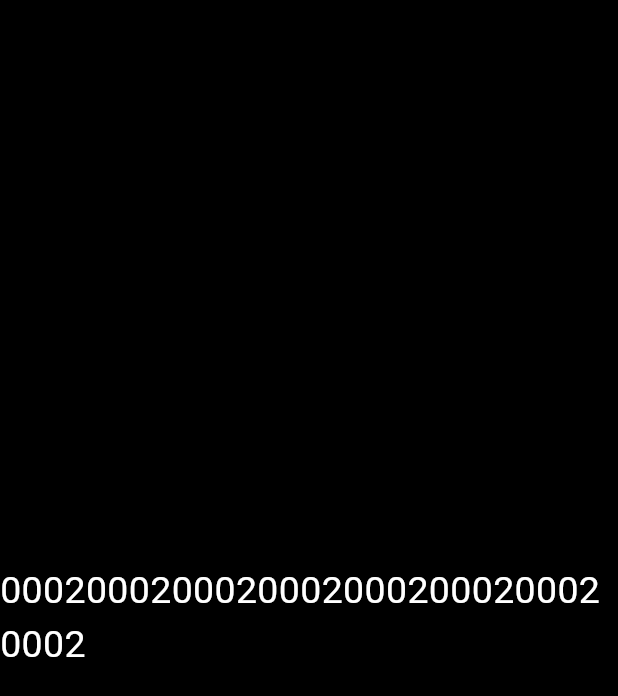
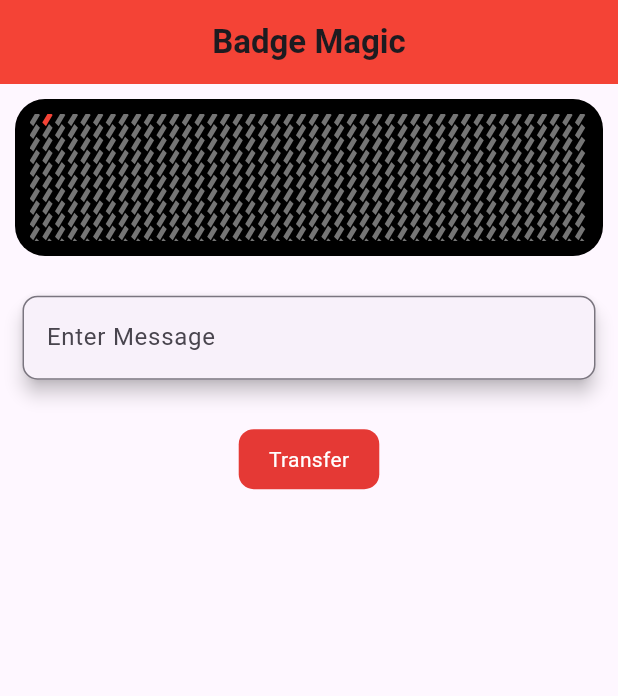
Before and after one commit to Jhalakupadhyay/LED_BADGE_TEST_FILE, a Flutter app: the screen it shows after launch, on a phone screen of 412 x 824 dp. Shown: the top 696 px of the screen. Run offline on Flutter 3.47's test engine with Material 3 defaults, Android fonts, the phone set to English and light mode, and no system bars; our stand-ins replace flutter_blue_plus; missing offline and left inert: utility.

Commit message:
Added a simple Ui to the app where the user can send message using the text field

```diff
--- a/lib/UI/TestScreen.dart
+++ b/lib/UI/TestScreen.dart
@@ -1,10 +1,14 @@
+import 'package:badgemagic/UI/cell.dart';
+import 'package:badgemagic/UI/virtualbadge.dart';
 import 'package:badgemagic/bluetooth/core/data/Mode.dart';
 import 'package:badgemagic/bluetooth/core/data/Speed.dart';
 import 'package:flutter/material.dart';
 import 'package:badgemagic/bluetooth/core/data/dataToSend.dart';
 import 'package:badgemagic/bluetooth/core/data/Messages.dart';
 import 'package:badgemagic/bluetooth/core/DataToByteArrayConverter.dart';
+import 'package:flutter/widgets.dart';
 import 'package:flutter_blue_plus/flutter_blue_plus.dart';
+import 'package:badgemagic/bluetooth/core/helper/bluetooth.dart';
 
 class TestScreen extends StatefulWidget {
   const TestScreen({super.key});
@@ -13,95 +17,81 @@ class TestScreen extends StatefulWidget {
   State<TestScreen> createState() => _TestScreenState();
 }
 
-DataToSend data = DataToSend(messages: [
-  Message(hexStrings: "M1",marquee: true,mode: Mode.ANIMATION,speed: Speed.EIGHT),
-  Message(hexStrings: "M2",flash: true,speed: Speed.EIGHT,marquee: true,mode: Mode.ANIMATION),
-  Message(hexStrings: "M3",speed: Speed.EIGHT,marquee: true,mode: Mode.ANIMATION),
-  Message(hexStrings: "M4",speed: Speed.EIGHT,marquee: true,mode: Mode.ANIMATION),
-  Message(hexStrings: "M5",speed: Speed.EIGHT,marquee: true,mode: Mode.ANIMATION),
-  Message(hexStrings: "M6",speed: Speed.EIGHT,marquee: true,mode: Mode.ANIMATION),
-  Message(hexStrings: "M7",speed: Speed.EIGHT,marquee: true,mode: Mode.ANIMATION),
-  Message(hexStrings: "M8",speed: Speed.EIGHT,marquee: true,mode: Mode.ANIMATION)
-]);
-
-List<List<int>> ans = convert(data);
-void readCharacteristic(BluetoothDevice device, Guid characteristicId) async {
-  List<BluetoothService> services = await device.discoverServices();
-  for (BluetoothService service in services) {
-    // Reads all characteristics
-    var characteristics = service.characteristics;
-    for (BluetoothCharacteristic c in characteristics) {
-      if (c.properties.write) {
-        // await c.write(ans[0], allowLongWrite: true);
-        // List<int> value = await c.read();
-        for (int x = 0; x < ans.length; x++) {
-          await c.write(ans[x],
-              withoutResponse: false, timeout: 70, allowLongWrite: true);
-        }
-        print("Characteristic is written");
-      }
-    }
-  }
-}
-
-void writeCharacteristic(
-    BluetoothDevice device, Guid characteristicId, List<int> data) async {
-  List<BluetoothService> services = await device.discoverServices();
-  for (BluetoothService service in services) {
-    for (BluetoothCharacteristic characteristic in service.characteristics) {
-      if (characteristic.uuid == characteristicId) {
-        await characteristic.write(data);
-        print('Data written successfully.');
-      }
-    }
-  }
-}
-
 List<BluetoothDevice> devices = [];
-Future ScanDevice() async {
-  var subscription = FlutterBluePlus.onScanResults.listen(
-    (results) async {
-      if (results.isNotEmpty) {
-        ScanResult r = results.last;
-        r.device.connect(autoConnect: true, mtu: null);
-        await r.device.connectionState
-            .where((val) => val == BluetoothConnectionState.connected)
-            .first;
-        if (r.device.isConnected) {
-          print("device is connected");
-          readCharacteristic(
-              r.device, Guid("0000fee1-0000-1000-8000-00805f9b34fb"));
-        } else {
-          print("Device is not connected");
-        }
-        // the most recently found device
-        print('${r.device.remoteId}: "${r.advertisementData.advName}" found!');
-      }
-    },
-    onError: (e) => print(e),
-  );
-  await FlutterBluePlus.startScan(
-      withServices: [Guid("0000fee0-0000-1000-8000-00805f9b34fb")],
-      timeout: Duration(seconds: 10));
-  print(devices);
-}
 
 class _TestScreenState extends State<TestScreen> {
   @override
   void initState() {
-    ScanDevice();
     // TODO: implement initState
+    super.initState();
+    // FlutterBluePlus.setLogLevel(LogLevel.verbose, color: true);
   }
-
   @override
   Widget build(BuildContext context) {
+    TextEditingController message = new TextEditingController();
+    double height = MediaQuery.of(context).size.height;
+    double width = MediaQuery.of(context).size.width;
     return Scaffold(
-      backgroundColor: Colors.black,
-      body: Center(
-          child: Text(
-        getSizes(data),
-        style: TextStyle(fontSize: 25, color: Colors.white),
-      )),
+      appBar: AppBar(
+        backgroundColor: Colors.red,
+        title: const Text(
+          'Badge Magic',
+          style: TextStyle(fontWeight: FontWeight.bold),
+        ),
+        centerTitle: true,
+      ),
+      body: Column(
+        children: [
+          VirtualBadge(),
+          SizedBox(
+            height: height * 0.02,
+          ),
+          Card(
+            elevation: 5,
+            margin: EdgeInsets.symmetric(horizontal: 15),
+            child: TextFormField(
+              controller: message,
+              decoration: InputDecoration(
+                hintText: 'Enter Message',
+                border: OutlineInputBorder(
+                  borderRadius: BorderRadius.circular(10),
+                ),
+              ),
+            ),
+          ),
+          SizedBox(
+            height: height * 0.04,
+          ),
+          Center(
+              child: GestureDetector(
+            onTap: () {
+              // setState(() {
+
+              // });
+              var data =  DataToSend(messages: [
+                Message(hexStrings: message.text),
+              ]);
+
+
+            print("data.messages  ${data.messages[0].hexStrings}")  ;
+
+              // print(" is ${data.messages}");
+              scanDevice(data);
+            },
+            child: Container(
+              padding: EdgeInsets.symmetric(horizontal: 20, vertical: 10),
+              decoration: BoxDecoration(
+                borderRadius: BorderRadius.circular(10),
+                color: Colors.red[600],
+              ),
+              child: Text(
+                'Transfer',
+                style: TextStyle(color: Colors.white),
+              ),
+            ),
+          ))
+        ],
+      ),
     );
   }
 }
--- /dev/null
+++ b/lib/UI/cell.dart
@@ -0,0 +1,57 @@
+import 'package:badgemagic/bluetooth/core/DataToByteArrayConverter.dart';
+import 'package:badgemagic/bluetooth/core/data/Messages.dart';
+import 'package:badgemagic/bluetooth/core/data/Mode.dart';
+import 'package:badgemagic/bluetooth/core/data/Speed.dart';
+import 'package:badgemagic/bluetooth/core/data/dataToSend.dart';
+import 'package:flutter/material.dart';
+import 'dart:math' as math;
+
+
+
+class Cell extends StatefulWidget {
+  final int index;
+  const Cell({Key? key, required this.index}) : super(key: key);
+
+  @override
+  State<Cell> createState() => _CellState();
+}
+
+class _CellState extends State<Cell> {
+  @override
+  Widget build(BuildContext context) {
+    return CustomPaint(
+      size: const Size(10, 10), // Set your desired size
+      painter: TiltedParallelogramPainter(index:  widget.index),
+    );
+  }
+}
+
+class TiltedParallelogramPainter extends CustomPainter {
+  final int index;
+  TiltedParallelogramPainter({Key? key, required this.index});
+  @override
+  void paint(Canvas canvas, Size size,) {
+    final Paint paint = Paint()
+      ..color = index == 1?Colors.red:Colors.grey.shade600
+      ..style = PaintingStyle.fill;
+
+    final Path path = Path()
+      ..moveTo(0, 0)
+      ..lineTo(size.width * 0.4, 0)
+      ..lineTo(size.width*0.655, size.height)
+      ..lineTo(size.width * 0.25, size.height)
+      ..close();
+
+    const double radians = math.pi / 4;
+    canvas.translate(size.width / 2, size.height / 2);
+    canvas.rotate(radians);
+    canvas.translate(-size.width / 2, -size.height / 2);
+
+    canvas.drawPath(path, paint);
+  }
+
+  @override
+  bool shouldRepaint(covariant CustomPainter oldDelegate) {
+    return false;
+  }
+}
--- /dev/null
+++ b/lib/UI/virtualbadge.dart
@@ -0,0 +1,41 @@
+import 'package:badgemagic/UI/cell.dart';
+import 'package:flutter/material.dart';
+
+class VirtualBadge extends StatefulWidget {
+  const VirtualBadge({
+    super.key,
+  });
+
+  @override
+  State<VirtualBadge> createState() => _VirtualBadgeState();
+}
+
+class _VirtualBadgeState extends State<VirtualBadge> {
+  @override
+  Widget build(BuildContext context) {
+    return Container(
+      margin: EdgeInsets.symmetric(vertical: 10, horizontal: 10),
+      padding: EdgeInsets.all(10),
+      width: MediaQuery.of(context).size.width,
+      height: MediaQuery.of(context).size.height * 0.127,
+      decoration: BoxDecoration(
+          borderRadius: BorderRadius.circular(20), color: Colors.black),
+      child: GridView.builder(
+        physics: NeverScrollableScrollPhysics(),
+        gridDelegate: const SliverGridDelegateWithFixedCrossAxisCount(
+          crossAxisCount: 44,
+        ),
+        itemCount: 11 * 44,
+        itemBuilder: (context, index) {
+          return Container(
+            width: 12,
+            height: 12,
+            child: Cell(
+              index: index,
+            ),
+          );
+        },
+      ),
+    );
+  }
+}
--- /dev/null
+++ b/lib/virtualbadgeutils/util.dart
@@ -0,0 +1,4 @@
+String hexToBinary(String hexString) {
+  int decimal = int.parse(hexString, radix: 16); // Parse hex to decimal
+  return decimal.toRadixString(2).padLeft(8, '0'); // Convert decimal to binary with padding
+}
```
Also changed, not shown: lib/bluetooth/core/DataToByteArrayConverter.dart (+11 -1 lines), lib/bluetooth/core/helper/bluetooth.dart (added, +86 -0 lines), lib/main.dart (+2 -16 lines).
